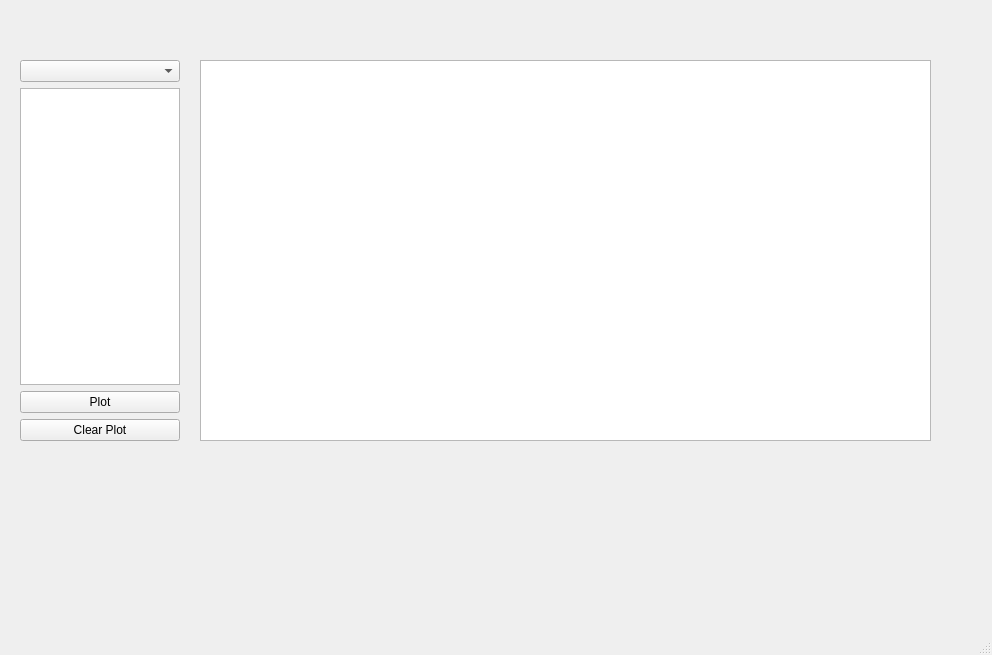
The window that Verkefni3/ui/window.ui (thortom/T-316-GAVI) describes before a commit, drawn with Qt 5.
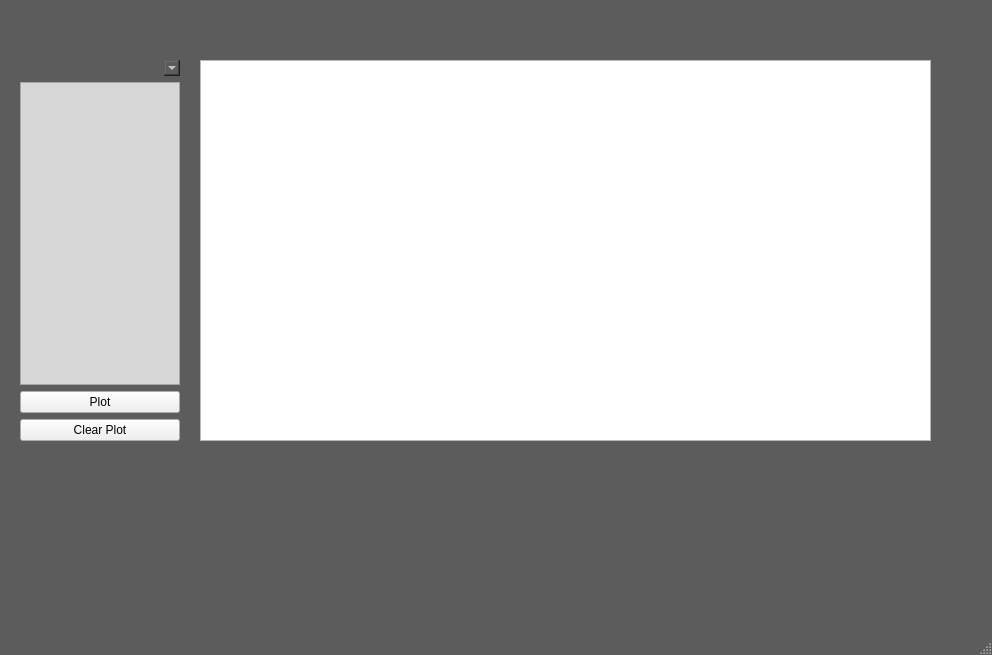
The same window after the commit. Custom widgets are drawn as their Qt base class.

Commit message: Plot window through the wall of da window

```diff
--- a/Verkefni3/ui/window.ui
+++ b/Verkefni3/ui/window.ui
@@ -13,6 +13,62 @@
   <property name="windowTitle">
    <string>Verkefni 3</string>
   </property>
+  <property name="styleSheet">
+   <string notr="true">QMainWindow,
+QAbstractItemView
+{
+ color: #EAEAEA;
+ background: #5C5C5C;
+}
+ 
+QComboBox
+{
+   color: #FFFFFF;
+   background-color: #5C5C5C;
+   min-height: 15px;
+   min-width: 60px;
+   max-width: 360px;
+   padding-left: 5px;
+   padding-right: 15px;
+   border-style: solid;
+}
+ 
+QComboBox QAbstractItemView
+{
+   color: #000000;
+   background-color: #CFCFCF;
+   selection-background-color: #1D1D1D;
+   border-style: solid;
+}
+ 
+QHeaderView::section
+{
+   color: white;
+   background-color: #7F7F7F;
+   padding-left: 4px;
+   border: 1px solid #6c6c6c;
+}
+ 
+QTreeView
+{
+   color: #000000;
+   background-color: #B6B6B6;
+   alternate-background-color: #A5A5A5;
+   selection-color: #000000;
+   selection-background-color: #7FB3E6;
+}
+ 
+QTreeView::branch:item
+{
+   color: #714DFF;
+}
+ 
+QListView
+{
+   color: #000000;
+   background-color: #D7D7D7;
+}</string>
+  </property>
   <widget class="QWidget" name="centralwidget">
    <widget class="PlotWidget" name="graphicsView">
     <property name="geometry">
```
The commit also changes 2 other files.
